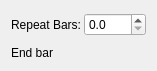
First picture: the form in src/GuiLoopingPopup.ui, repository pianobooster/PianoBooster, before the edit.
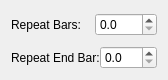
Second picture: the form after the edit.

What changed in the file:
```diff
--- a/src/GuiLoopingPopup.ui
+++ b/src/GuiLoopingPopup.ui
@@ -61,18 +61,47 @@
         <number>1</number>
        </property>
        <property name="maximum" >
-        <double>99.900000000000006</double>
+        <double>999.899999999999977</double>
        </property>
       </widget>
      </item>
     </layout>
    </item>
    <item>
-    <widget class="QLabel" name="loopingText" >
-     <property name="text" >
-      <string>End bar</string>
+    <layout class="QHBoxLayout" name="endBarLayout" >
+     <property name="spacing" >
+      <number>0</number>
      </property>
-    </widget>
+     <item>
+      <widget class="QLabel" name="endBarLabel" >
+       <property name="sizePolicy" >
+        <sizepolicy vsizetype="Preferred" hsizetype="Minimum" >
+         <horstretch>0</horstretch>
+         <verstretch>0</verstretch>
+        </sizepolicy>
+       </property>
+       <property name="text" >
+        <string>Repeat End Bar:</string>
+       </property>
+      </widget>
+     </item>
+     <item>
+      <widget class="QDoubleSpinBox" name="endBarSpin" >
+       <property name="maximumSize" >
+        <size>
+         <width>62</width>
+         <height>16777215</height>
+        </size>
+       </property>
+       <property name="decimals" >
+        <number>1</number>
+       </property>
+       <property name="maximum" >
+        <double>999.899999999999977</double>
+       </property>
+      </widget>
+     </item>
+    </layout>
    </item>
   </layout>
  </widget>
```
